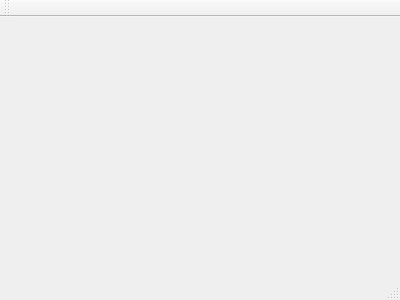
The window that mainwindow.ui (679347153/code-by-code-zean) describes before a commit, drawn with Qt 5.
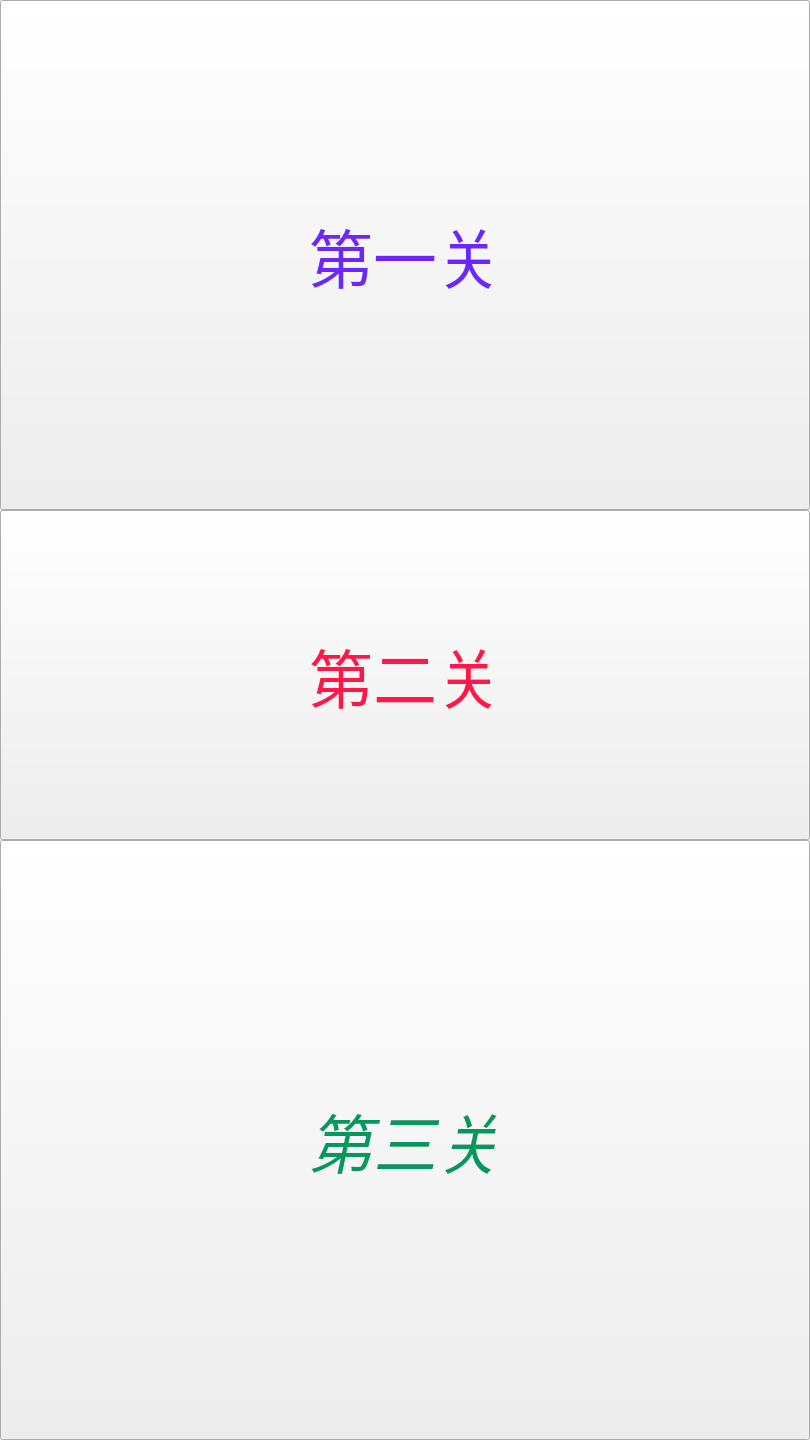
The same window after the commit. The open tabs and pages were chosen to show the change. Icons and pictures are not drawn.

The edit to the form file:
```diff
--- a/mainwindow.ui
+++ b/mainwindow.ui
@@ -1,24 +1,358 @@
 <ui version="4.0">
  <class>MainWindow</class>
- <widget class="QMainWindow" name="MainWindow" >
-  <property name="geometry" >
+ <widget class="QMainWindow" name="MainWindow">
+  <property name="geometry">
    <rect>
     <x>0</x>
     <y>0</y>
-    <width>400</width>
-    <height>300</height>
+    <width>810</width>
+    <height>1440</height>
    </rect>
   </property>
-  <property name="windowTitle" >
+  <property name="sizePolicy">
+   <sizepolicy hsizetype="Fixed" vsizetype="Fixed">
+    <horstretch>0</horstretch>
+    <verstretch>0</verstretch>
+   </sizepolicy>
+  </property>
+  <property name="minimumSize">
+   <size>
+    <width>810</width>
+    <height>1440</height>
+   </size>
+  </property>
+  <property name="maximumSize">
+   <size>
+    <width>810</width>
+    <height>1440</height>
+   </size>
+  </property>
+  <property name="windowTitle">
    <string>MainWindow</string>
   </property>
-  <widget class="QMenuBar" name="menuBar" />
-  <widget class="QToolBar" name="mainToolBar" />
-  <widget class="QWidget" name="centralWidget" />
-  <widget class="QStatusBar" name="statusBar" />
+  <widget class="QWidget" name="centralWidget">
+   <property name="sizePolicy">
+    <sizepolicy hsizetype="Fixed" vsizetype="Fixed">
+     <horstretch>0</horstretch>
+     <verstretch>0</verstretch>
+    </sizepolicy>
+   </property>
+   <property name="minimumSize">
+    <size>
+     <width>810</width>
+     <height>1440</height>
+    </size>
+   </property>
+   <property name="maximumSize">
+    <size>
+     <width>810</width>
+     <height>1440</height>
+    </size>
+   </property>
+   <widget class="QStackedWidget" name="stackedWidget">
+    <property name="geometry">
+     <rect>
+      <x>0</x>
+      <y>0</y>
+      <width>810</width>
+      <height>1440</height>
+     </rect>
+    </property>
+    <property name="currentIndex">
+     <number>2</number>
+    </property>
+    <widget class="QWidget" name="page">
+     <property name="styleSheet">
+      <string notr="true">background-image: url(:/res/firstpage_barkground.png);
+
+</string>
+     </property>
+     <widget class="QGroupBox" name="groupBox">
+      <property name="geometry">
+       <rect>
+        <x>0</x>
+        <y>0</y>
+        <width>810</width>
+        <height>1440</height>
+       </rect>
+      </property>
+      <property name="minimumSize">
+       <size>
+        <width>810</width>
+        <height>1440</height>
+       </size>
+      </property>
+      <property name="maximumSize">
+       <size>
+        <width>810</width>
+        <height>1440</height>
+       </size>
+      </property>
+      <property name="styleSheet">
+       <string notr="true">background-image: url(:/res/input_name.png);</string>
+      </property>
+      <property name="title">
+       <string/>
+      </property>
+      <widget class="QLineEdit" name="lineEdit">
+       <property name="geometry">
+        <rect>
+         <x>210</x>
+         <y>740</y>
+         <width>391</width>
+         <height>61</height>
+        </rect>
+       </property>
+       <property name="styleSheet">
+        <string notr="true">border-radius:20px;</string>
+       </property>
+      </widget>
+      <widget class="QPushButton" name="submit1">
+       <property name="geometry">
+        <rect>
+         <x>280</x>
+         <y>910</y>
+         <width>271</width>
+         <height>91</height>
+        </rect>
+       </property>
+       <property name="font">
+        <font>
+         <pointsize>19</pointsize>
+        </font>
+       </property>
+       <property name="styleSheet">
+        <string notr="true">border-radius:45px;
+background-color: rgb(255, 255, 255);
+color: rgb(88, 88, 88);</string>
+       </property>
+       <property name="text">
+        <string>确认</string>
+       </property>
+       <property name="iconSize">
+        <size>
+         <width>32</width>
+         <height>32</height>
+        </size>
+       </property>
+      </widget>
+     </widget>
+    </widget>
+    <widget class="QWidget" name="page1">
+     <property name="styleSheet">
+      <string notr="true">#page1{background-image: url(:/res/back_back.png);}</string>
+     </property>
+     <widget class="QWidget" name="widget" native="true">
+      <property name="geometry">
+       <rect>
+        <x>0</x>
+        <y>0</y>
+        <width>810</width>
+        <height>1440</height>
+       </rect>
+      </property>
+      <property name="styleSheet">
+       <string notr="true">#widget{background-image: url(:/res/back.png);}</string>
+      </property>
+      <widget class="QWidget" name="widget_2" native="true">
+       <property name="geometry">
+        <rect>
+         <x>0</x>
+         <y>0</y>
+         <width>810</width>
+         <height>1440</height>
+        </rect>
+       </property>
+       <property name="styleSheet">
+        <string notr="true">#widget_2{background-image: url(:/res/middle1.png);}</string>
+       </property>
+       <widget class="QWidget" name="widget_3" native="true">
+        <property name="geometry">
+         <rect>
+          <x>0</x>
+          <y>0</y>
+          <width>810</width>
+          <height>1440</height>
+         </rect>
+        </property>
+        <property name="font">
+         <font>
+          <pointsize>9</pointsize>
+         </font>
+        </property>
+        <property name="styleSheet">
+         <string notr="true">background-image: url(:/res/front.png);</string>
+        </property>
+        <widget class="QPushButton" name="one">
+         <property name="geometry">
+          <rect>
+           <x>0</x>
+           <y>0</y>
+           <width>810</width>
+           <height>510</height>
+          </rect>
+         </property>
+         <property name="minimumSize">
+          <size>
+           <width>810</width>
+           <height>510</height>
+          </size>
+         </property>
+         <property name="maximumSize">
+          <size>
+           <width>810</width>
+           <height>510</height>
+          </size>
+         </property>
+         <property name="font">
+          <font>
+           <family>鸿雷拙书简体</family>
+           <pointsize>48</pointsize>
+           <weight>50</weight>
+           <italic>false</italic>
+           <bold>false</bold>
+          </font>
+         </property>
+         <property name="styleSheet">
+          <string notr="true">font: 48pt &quot;鸿雷拙书简体&quot;;
+color: rgb(110, 38, 255);
+background-image: url(:/res/full.png);</string>
+         </property>
+         <property name="text">
+          <string>第一关</string>
+         </property>
+        </widget>
+        <widget class="QPushButton" name="two">
+         <property name="geometry">
+          <rect>
+           <x>0</x>
+           <y>510</y>
+           <width>810</width>
+           <height>330</height>
+          </rect>
+         </property>
+         <property name="minimumSize">
+          <size>
+           <width>810</width>
+           <height>330</height>
+          </size>
+         </property>
+         <property name="maximumSize">
+          <size>
+           <width>810</width>
+           <height>330</height>
+          </size>
+         </property>
+         <property name="font">
+          <font>
+           <family>鸿雷拙书简体</family>
+           <pointsize>48</pointsize>
+           <weight>50</weight>
+           <italic>false</italic>
+           <bold>false</bold>
+          </font>
+         </property>
+         <property name="styleSheet">
+          <string notr="true">font: 48pt &quot;鸿雷拙书简体&quot;;
+color: rgb(255, 23, 73);
+background-image: url(:/res/middle_button.png);</string>
+         </property>
+         <property name="text">
+          <string>第二关</string>
+         </property>
+        </widget>
+        <widget class="QPushButton" name="there">
+         <property name="geometry">
+          <rect>
+           <x>0</x>
+           <y>840</y>
+           <width>810</width>
+           <height>600</height>
+          </rect>
+         </property>
+         <property name="minimumSize">
+          <size>
+           <width>810</width>
+           <height>600</height>
+          </size>
+         </property>
+         <property name="maximumSize">
+          <size>
+           <width>810</width>
+           <height>600</height>
+          </size>
+         </property>
+         <property name="font">
+          <font>
+           <family>鸿雷拙书简体</family>
+           <pointsize>48</pointsize>
+           <weight>9</weight>
+           <italic>true</italic>
+           <bold>false</bold>
+          </font>
+         </property>
+         <property name="styleSheet">
+          <string notr="true">font: 75 italic 48pt &quot;鸿雷拙书简体&quot;;
+color: rgb(4, 152, 95);
+background-image: url(:/res/front_button.png);</string>
+         </property>
+         <property name="text">
+          <string>第三关</string>
+         </property>
+        </widget>
+        <zorder>two</zorder>
+        <zorder>there</zorder>
+        <zorder>one</zorder>
+       </widget>
+      </widget>
+     </widget>
+    </widget>
+    <widget class="QWidget" name="page2">
+     <property name="styleSheet">
+      <string notr="true">background-image: url(:/res/game-background.png);</string>
+     </property>
+     <widget class="QWidget" name="widget_4" native="true">
+      <property name="geometry">
+       <rect>
+        <x>0</x>
+        <y>0</y>
+        <width>810</width>
+        <height>1440</height>
+       </rect>
+      </property>
+      <property name="styleSheet">
+       <string notr="true">background-image: url(:/res/table.png);</string>
+      </property>
+      <widget class="QWidget" name="deleteWidget" native="true">
+       <property name="geometry">
+        <rect>
+         <x>0</x>
+         <y>1269</y>
+         <width>810</width>
+         <height>171</height>
+        </rect>
+       </property>
+       <widget class="QWidget" name="horizontalLayoutWidget">
+        <property name="geometry">
+         <rect>
+          <x>150</x>
+          <y>50</y>
+          <width>160</width>
+          <height>80</height>
+         </rect>
+        </property>
+        <layout class="QHBoxLayout" name="horizontalLayout"/>
+       </widget>
+      </widget>
+     </widget>
+    </widget>
+    <widget class="QWidget" name="page3"/>
+    <widget class="QWidget" name="page4"/>
+    <widget class="QWidget" name="page5"/>
+   </widget>
+  </widget>
  </widget>
- <layoutDefault spacing="6" margin="11" />
- <pixmapfunction></pixmapfunction>
+ <layoutdefault spacing="6" margin="11"/>
  <resources/>
  <connections/>
 </ui>
```
Left out of the diff: 1 changed line with no effect on the pictures.
